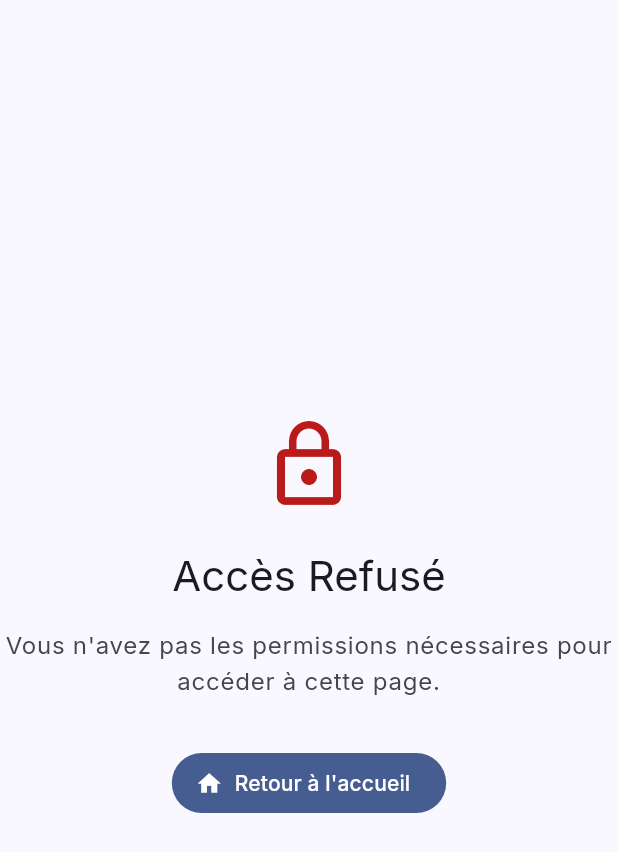
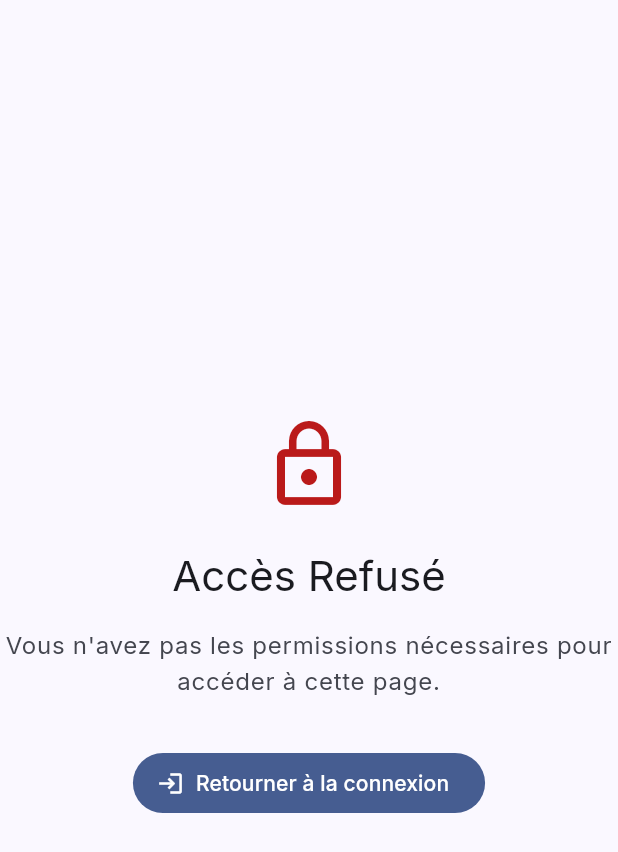
Before and after one commit to Simokes/tenniscourtcare, a Flutter app: the AccessDeniedPage screen opened by its route, on a phone screen of 412 x 824 dp. Shown: the top 852 px of the screen. Run offline on Flutter 3.47's test engine with Material 3 defaults, Android fonts, the phone set to English and light mode, and no system bars; our stand-ins replace cloud_firestore, cloud_functions, connectivity_plus, drift, firebase_auth, firebase_core and 12 more; missing offline and left inert: cryptography, dart:js_interop, dart_jsonwebtoken; accounts and stored records are empty; generated files the repository leaves out were written again.

Commit message:
fix(auth): update access denied page redirection
- Modified AccessDeniedPage to act as a ConsumerWidget
- Changed button text to "Retourner à la connexion"
- Updated button onPressed action to perform sign out via authStateProvider before redirecting to /login

Co-authored-by: Simokes <186972204+Simokes@users.noreply.github.com>

```diff
--- a/lib/presentation/pages/error/access_denied_page.dart
+++ b/lib/presentation/pages/error/access_denied_page.dart
@@ -1,11 +1,13 @@
 import 'package:flutter/material.dart';
 import 'package:go_router/go_router.dart';
+import 'package:flutter_riverpod/flutter_riverpod.dart';
+import '../../providers/auth_providers.dart';
 
-class AccessDeniedPage extends StatelessWidget {
+class AccessDeniedPage extends ConsumerWidget {
   const AccessDeniedPage({super.key});
 
   @override
-  Widget build(BuildContext context) {
+  Widget build(BuildContext context, WidgetRef ref) {
     return Scaffold(
       backgroundColor: Theme.of(context).colorScheme.surface,
       body: Center(
@@ -34,9 +36,12 @@ class AccessDeniedPage extends StatelessWidget {
             ),
             const SizedBox(height: 32),
             FilledButton.icon(
-              onPressed: () => context.go('/'),
-              icon: const Icon(Icons.home),
-              label: const Text('Retour à l\'accueil'),
+              onPressed: () {
+                ref.read(authStateProvider.notifier).signOut();
+                context.go('/login');
+              },
+              icon: const Icon(Icons.login),
+              label: const Text('Retourner à la connexion'),
             ),
           ],
         ),
```
